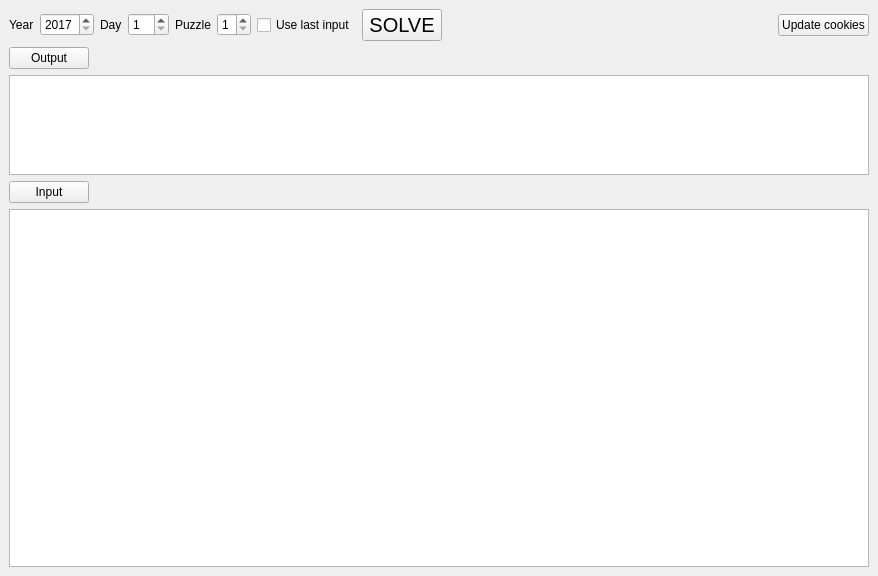
aboeuf/AdventOfCode_legacy, file mainwindow.ui: the form before one commit.
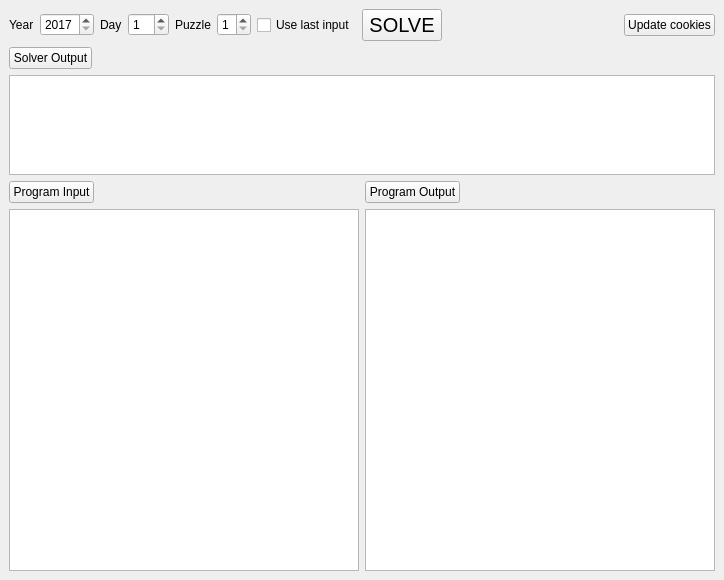
The form after the commit.

Commit message: Refactoring to use signal/slots logic for solvers

```diff
--- a/mainwindow.ui
+++ b/mainwindow.ui
@@ -6,15 +6,15 @@
    <rect>
     <x>0</x>
     <y>0</y>
-    <width>878</width>
-    <height>576</height>
+    <width>724</width>
+    <height>580</height>
    </rect>
   </property>
   <property name="windowTitle">
    <string>Advent Of Code</string>
   </property>
   <widget class="QWidget" name="m_central_widget">
-   <layout class="QVBoxLayout" name="verticalLayout">
+   <layout class="QVBoxLayout" name="verticalLayout_2">
     <item>
      <layout class="QHBoxLayout" name="m_horizontal_layout">
       <item>
@@ -109,10 +109,12 @@
       </item>
      </layout>
     </item>
+    <item>
+     <layout class="QVBoxLayout" name="verticalLayout">
     <item alignment="Qt::AlignLeft">
      <widget class="QPushButton" name="m_push_button_output">
       <property name="text">
-       <string>Output</string>
+         <string>Solver Output</string>
       </property>
      </widget>
     </item>
@@ -129,10 +131,16 @@
       </property>
      </widget>
     </item>
+     </layout>
+    </item>
+    <item>
+     <layout class="QHBoxLayout" name="horizontalLayout">
+      <item>
+       <layout class="QVBoxLayout" name="verticalLayout_4">
     <item alignment="Qt::AlignLeft">
      <widget class="QPushButton" name="m_push_button_input">
       <property name="text">
-       <string>Input</string>
+           <string>Program Input</string>
       </property>
      </widget>
     </item>
@@ -142,6 +150,40 @@
        <bool>true</bool>
       </property>
      </widget>
+        </item>
+       </layout>
+      </item>
+      <item>
+       <layout class="QVBoxLayout" name="verticalLayout_3">
+        <item alignment="Qt::AlignLeft">
+         <widget class="QPushButton" name="m_push_button_program_output">
+          <property name="text">
+           <string>Program Output</string>
+          </property>
+         </widget>
+        </item>
+        <item>
+         <widget class="QPlainTextEdit" name="m_plain_text_edit_program_output">
+          <property name="sizePolicy">
+           <sizepolicy hsizetype="Expanding" vsizetype="Expanding">
+            <horstretch>0</horstretch>
+            <verstretch>0</verstretch>
+           </sizepolicy>
+          </property>
+          <property name="maximumSize">
+           <size>
+            <width>16777215</width>
+            <height>16777215</height>
+           </size>
+          </property>
+          <property name="readOnly">
+           <bool>true</bool>
+          </property>
+         </widget>
+        </item>
+       </layout>
+      </item>
+     </layout>
     </item>
    </layout>
   </widget>
```
Left out of the diff: 4 changed lines with no effect on the pictures. Lines whose indentation alone changed are shown as unchanged. The commit also changes 28 other files.
